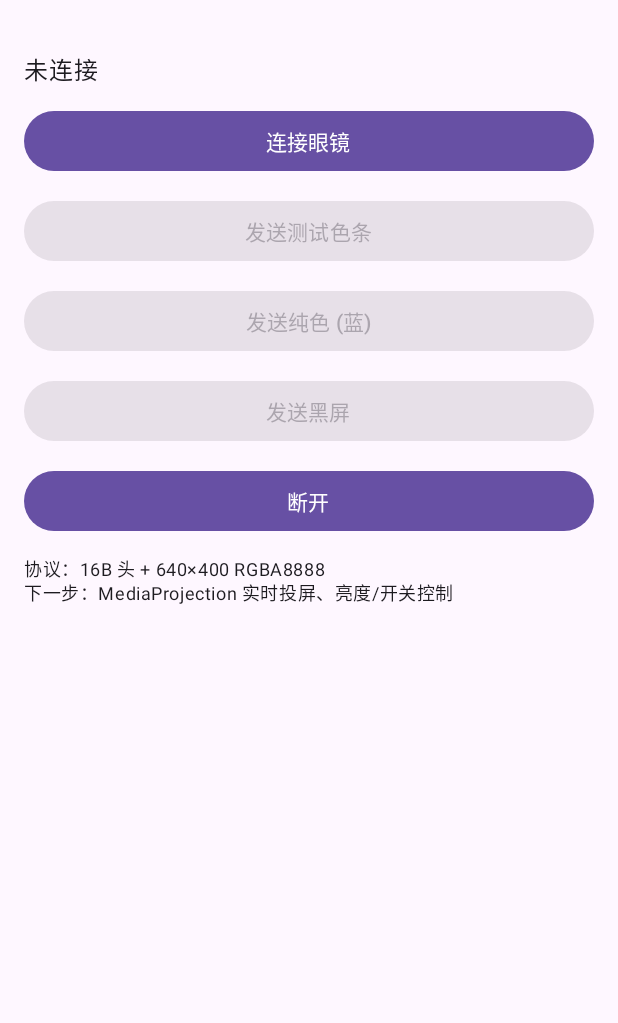
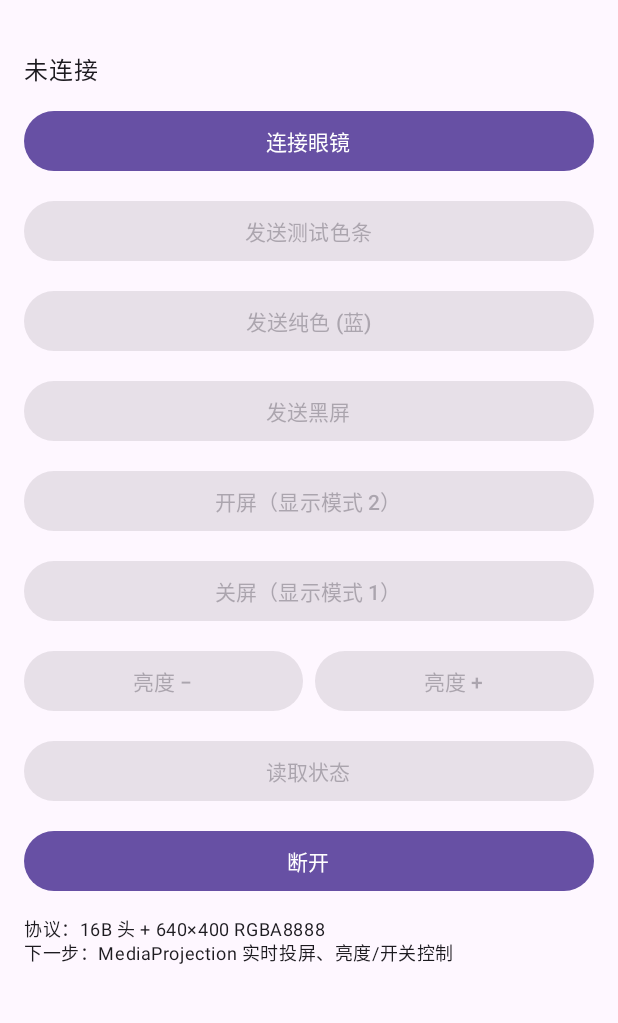
Before and after one commit to wzqvip/glxss3-GLXSSME-rebuild, an Android app built with Jetpack Compose: the screen it shows after launch (MainActivity), on a phone screen of 412 x 824 dp, the part 69-1092 px from its top. Run offline under Robolectric (Android 15) with nearby library versions, the phone set to English and light mode, and no system bars.

Commit message:
docs+app: real-device USB capture - control request table, single bulk frame
- docs/usb-capture.md: full descriptors (7 interfaces incl. UAC audio),
  LCD control requests (0xA1/0x04 status, 0x01 brightness, 0x05 display mode,
  0x10 auto-brightness, 0x19 LED, 0x16 HID report), single 1,024,016-byte
  bulk frame transfer with 5000ms timeout, status byte[5]=brightness
- docs/protocol.md / open-questions.md updated with verified results
- app: LcdControl.kt with verified control calls; UsbLink sends whole frame
  first then falls back to chunks; UI adds display mode / brightness / status

```diff
--- a/app/app/src/main/java/com/wzqvip/glxsscast/MainActivity.kt
+++ b/app/app/src/main/java/com/wzqvip/glxsscast/MainActivity.kt
@@ -11,6 +11,7 @@ import androidx.activity.ComponentActivity
 import androidx.activity.compose.setContent
 import androidx.compose.foundation.layout.Arrangement
 import androidx.compose.foundation.layout.Column
+import androidx.compose.foundation.layout.Row
 import androidx.compose.foundation.layout.fillMaxSize
 import androidx.compose.foundation.layout.fillMaxWidth
 import androidx.compose.foundation.layout.padding
@@ -28,6 +29,7 @@ import androidx.compose.runtime.setValue
 import androidx.compose.ui.Modifier
 import androidx.compose.ui.unit.dp
 import androidx.lifecycle.lifecycleScope
+import com.wzqvip.glxsscast.lcd.LcdControl
 import com.wzqvip.glxsscast.lcd.LcdProtocol
 import com.wzqvip.glxsscast.usb.UsbLink
 import kotlinx.coroutines.Dispatchers
@@ -39,6 +41,7 @@ class MainActivity : ComponentActivity() {
     private lateinit var usb: UsbLink
     private var status by mutableStateOf("未连接")
     private var frames by mutableStateOf(0)
+    private var brightness by mutableStateOf(180)
     private var busy by mutableStateOf(false)
 
     private val permissionReceiver = object : BroadcastReceiver() {
@@ -162,6 +165,61 @@ class MainActivity : ComponentActivity() {
                     ) { Text("发送黑屏") }
 
                     Button(
+                        onClick = {
+                            usb.connection?.let { c ->
+                                if (LcdControl.setDisplayMode(c, 2)) status = "显示模式 2（投屏）" else status = "显示模式设置失败"
+                            }
+                        },
+                        enabled = usb.isOpen,
+                        modifier = Modifier.fillMaxWidth()
+                    ) { Text("开屏（显示模式 2）") }
+
+                    Button(
+                        onClick = {
+                            usb.connection?.let { c ->
+                                if (LcdControl.setDisplayMode(c, 1)) status = "显示模式 1（关闭/待机）" else status = "显示模式设置失败"
+                            }
+                        },
+                        enabled = usb.isOpen,
+                        modifier = Modifier.fillMaxWidth()
+                    ) { Text("关屏（显示模式 1）") }
+
+                    Row(
+                        Modifier.fillMaxWidth(),
+                        horizontalArrangement = Arrangement.spacedBy(8.dp)
+                    ) {
+                        Button(
+                            onClick = {
+                                brightness = (brightness - 20).coerceIn(100, 254)
+                                usb.connection?.let { LcdControl.setBrightness(it, brightness) }
+                                status = "亮度 = $brightness"
+                            },
+                            enabled = usb.isOpen,
+                            modifier = Modifier.weight(1f)
+                        ) { Text("亮度 −") }
+                        Button(
+                            onClick = {
+                                brightness = (brightness + 20).coerceIn(100, 254)
+                                usb.connection?.let { LcdControl.setBrightness(it, brightness) }
+                                status = "亮度 = $brightness"
+                            },
+                            enabled = usb.isOpen,
+                            modifier = Modifier.weight(1f)
+                        ) { Text("亮度 +") }
+                    }
+
+                    Button(
+                        onClick = {
+                            usb.connection?.let { c ->
+                                val st = LcdControl.getStatus(c)
+                                status = if (st != null) "状态: ${st.joinToString("") { "%02x".format(it) }}  亮度=${st[5].toInt() and 0xff}" else "读状态失败"
+                            }
+                        },
+                        enabled = usb.isOpen,
+                        modifier = Modifier.fillMaxWidth()
+                    ) { Text("读取状态") }
+
+                    Button(
                         onClick = { usb.close(); status = "已断开" },
                         modifier = Modifier.fillMaxWidth()
                     ) { Text("断开") }
```
Also changed, not shown: app/app/src/main/java/com/wzqvip/glxsscast/lcd/LcdControl.kt (added, +58 -0 lines), app/app/src/main/java/com/wzqvip/glxsscast/usb/UsbLink.kt (+19 -9 lines), 4 other files.
